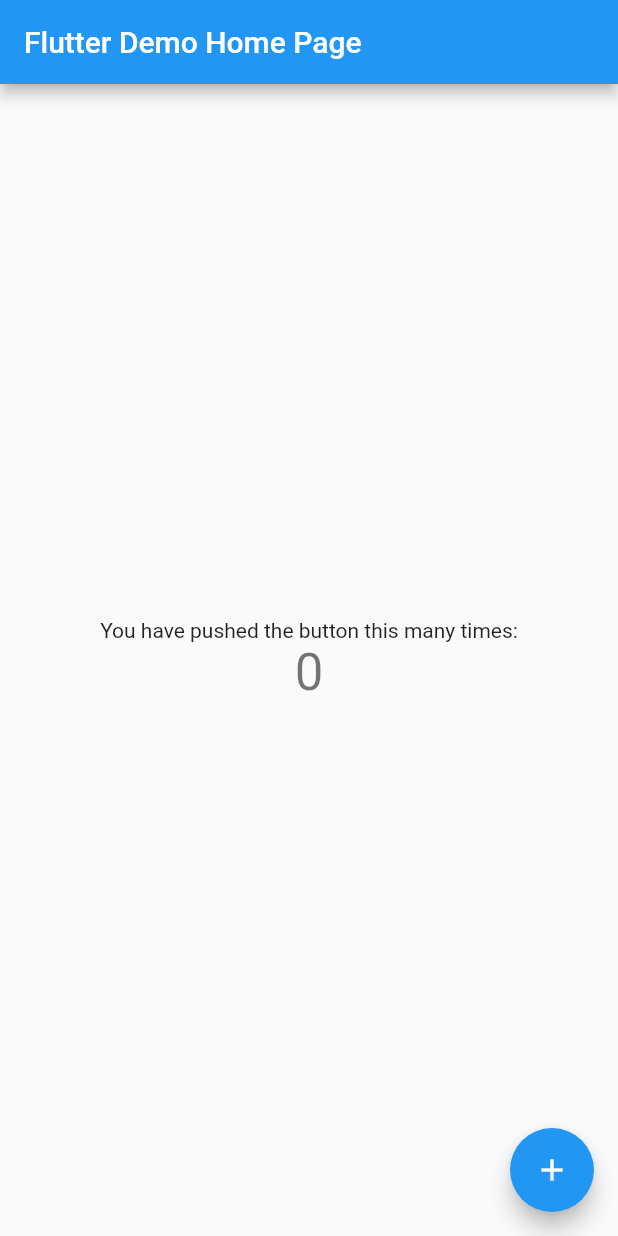
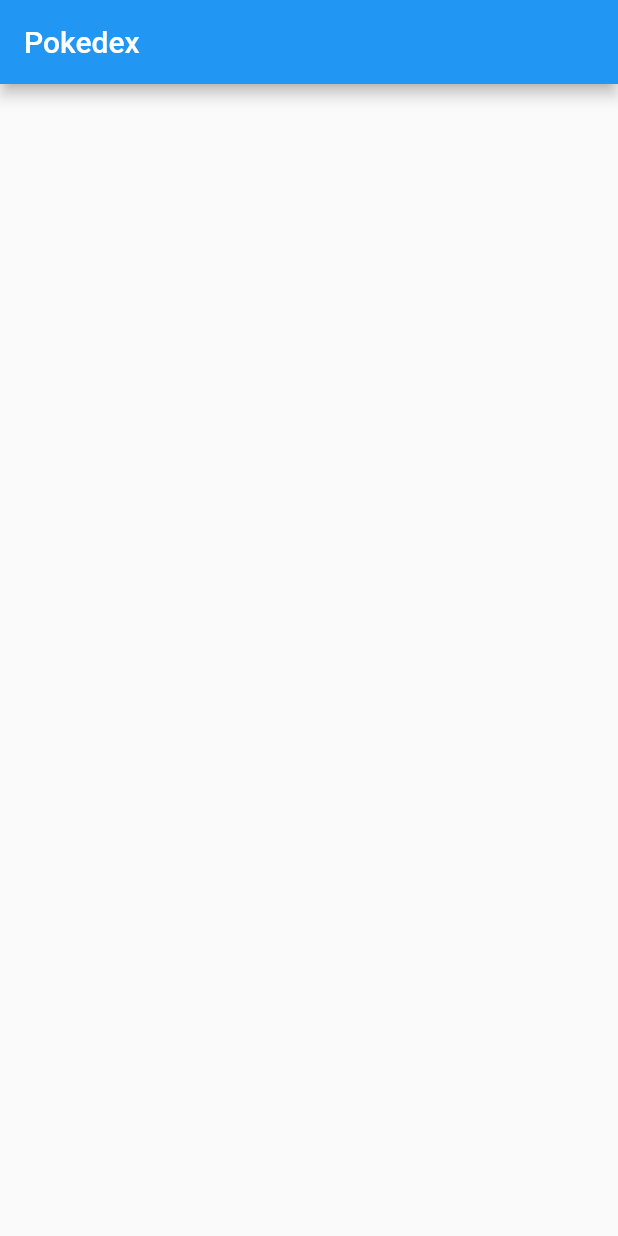
Before and after one commit to baesparza/Pokedex, a Flutter app: the screen it shows after launch, on a phone screen of 412 x 824 dp. Run offline on Flutter 3.47's test engine with Material 2 defaults, Android fonts, the phone set to English and light mode, and no system bars.

Commit message:
feat(*): add default app structure

```diff
--- /dev/null
+++ b/lib/config/application.dart
@@ -0,0 +1,18 @@
+import 'package:flutter/material.dart';
+
+import 'package:pokedex/config/constants.dart';
+
+class Application {
+  /// Develop/Debug
+  static bool enablePerformanceOverlay = false;
+  static bool checkerboardRasterCacheImages = false;
+
+  // App theme
+  static ThemeData appTheme() {
+    return ThemeData(
+      brightness: Brightness.light,
+      primaryColor: Constants.colorBlue,
+      primarySwatch: Constants.colorRed,
+    );
+  }
+}
--- /dev/null
+++ b/lib/config/constants.dart
@@ -0,0 +1,7 @@
+import 'package:flutter/material.dart';
+
+class Constants {
+  /// Colors
+  static const Color colorRed = Colors.red;
+  static const Color colorBlue = Colors.blue;
+}
--- /dev/null
+++ b/lib/layout/default.dart
@@ -0,0 +1,20 @@
+import 'package:flutter/material.dart';
+
+class Default extends StatelessWidget {
+  final Widget child;
+
+  Default({
+    Key key,
+    @required this.child,
+  }) : super(key: key);
+
+  @override
+  Widget build(BuildContext context) {
+    return Scaffold(
+      appBar: AppBar(
+        title: Text('Pokedex'),
+      ),
+      body: child,
+    );
+  }
+}
--- a/lib/main.dart
+++ b/lib/main.dart
@@ -1,109 +1,18 @@
 import 'package:flutter/material.dart';
 
-void main() => runApp(new MyApp());
+import 'package:pokedex/config/application.dart';
+import 'package:pokedex/pages/home/main.dart';
 
+void main() => runApp(MyApp());
+
+/// Main entry point for app
 class MyApp extends StatelessWidget {
-  // This widget is the root of your application.
   @override
   Widget build(BuildContext context) {
-    return new MaterialApp(
-      title: 'Flutter Demo',
-      theme: new ThemeData(
-        // This is the theme of your application.
-        //
-        // Try running your application with "flutter run". You'll see the
-        // application has a blue toolbar. Then, without quitting the app, try
-        // changing the primarySwatch below to Colors.green and then invoke
-        // "hot reload" (press "r" in the console where you ran "flutter run",
-        // or press Run > Flutter Hot Reload in IntelliJ). Notice that the
-        // counter didn't reset back to zero; the application is not restarted.
-        primarySwatch: Colors.blue,
-      ),
-      home: new MyHomePage(title: 'Flutter Demo Home Page'),
+    return MaterialApp(
+      title: 'Pokedex',
+      theme: Application.appTheme(),
+      home: Home(),
     );
   }
 }
-
-class MyHomePage extends StatefulWidget {
-  MyHomePage({Key key, this.title}) : super(key: key);
-
-  // This widget is the home page of your application. It is stateful, meaning
-  // that it has a State object (defined below) that contains fields that affect
-  // how it looks.
-
-  // This class is the configuration for the state. It holds the values (in this
-  // case the title) provided by the parent (in this case the App widget) and
-  // used by the build method of the State. Fields in a Widget subclass are
-  // always marked "final".
-
-  final String title;
-
-  @override
-  _MyHomePageState createState() => new _MyHomePageState();
-}
-
-class _MyHomePageState extends State<MyHomePage> {
-  int _counter = 0;
-
-  void _incrementCounter() {
-    setState(() {
-      // This call to setState tells the Flutter framework that something has
-      // changed in this State, which causes it to rerun the build method below
-      // so that the display can reflect the updated values. If we changed
-      // _counter without calling setState(), then the build method would not be
-      // called again, and so nothing would appear to happen.
-      _counter++;
-    });
-  }
-
-  @override
-  Widget build(BuildContext context) {
-    // This method is rerun every time setState is called, for instance as done
-    // by the _incrementCounter method above.
-    //
-    // The Flutter framework has been optimized to make rerunning build methods
-    // fast, so that you can just rebuild anything that needs updating rather
-    // than having to individually change instances of widgets.
-    return new Scaffold(
-      appBar: new AppBar(
-        // Here we take the value from the MyHomePage object that was created by
-        // the App.build method, and use it to set our appbar title.
-        title: new Text(widget.title),
-      ),
-      body: new Center(
-        // Center is a layout widget. It takes a single child and positions it
-        // in the middle of the parent.
-        child: new Column(
-          // Column is also layout widget. It takes a list of children and
-          // arranges them vertically. By default, it sizes itself to fit its
-          // children horizontally, and tries to be as tall as its parent.
-          //
-          // Invoke "debug paint" (press "p" in the console where you ran
-          // "flutter run", or select "Toggle Debug Paint" from the Flutter tool
-          // window in IntelliJ) to see the wireframe for each widget.
-          //
-          // Column has various properties to control how it sizes itself and
-          // how it positions its children. Here we use mainAxisAlignment to
-          // center the children vertically; the main axis here is the vertical
-          // axis because Columns are vertical (the cross axis would be
-          // horizontal).
-          mainAxisAlignment: MainAxisAlignment.center,
-          children: <Widget>[
-            new Text(
-              'You have pushed the button this many times:',
-            ),
-            new Text(
-              '$_counter',
-              style: Theme.of(context).textTheme.display1,
-            ),
-          ],
-        ),
-      ),
-      floatingActionButton: new FloatingActionButton(
-        onPressed: _incrementCounter,
-        tooltip: 'Increment',
-        child: new Icon(Icons.add),
-      ), // This trailing comma makes auto-formatting nicer for build methods.
-    );
-  }
-}
--- /dev/null
+++ b/lib/pages/home/main.dart
@@ -0,0 +1,12 @@
+import 'package:flutter/material.dart';
+
+import 'package:pokedex/layout/default.dart';
+
+class Home extends StatelessWidget {
+  @override
+  Widget build(BuildContext context) {
+    return Default(
+      child: Container(),
+    );
+  }
+}
```
